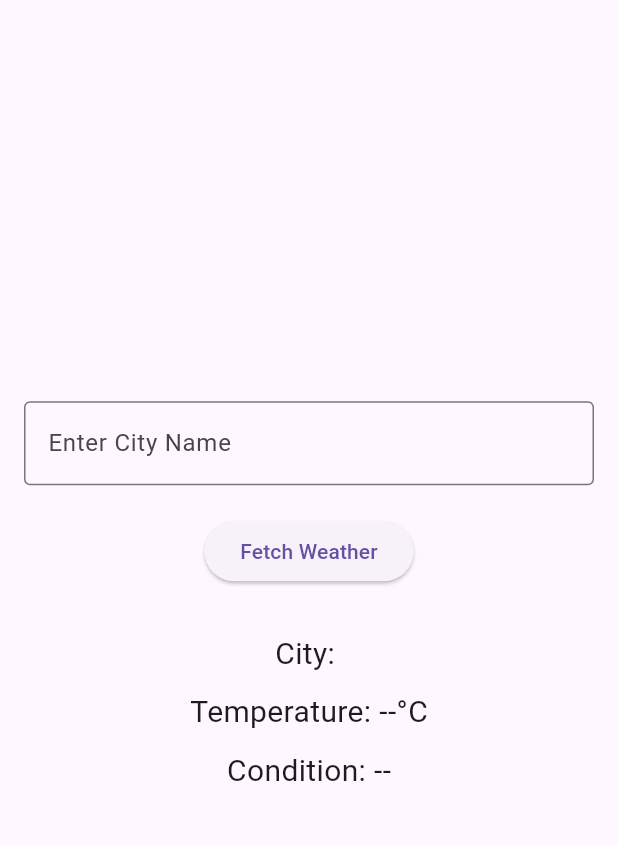
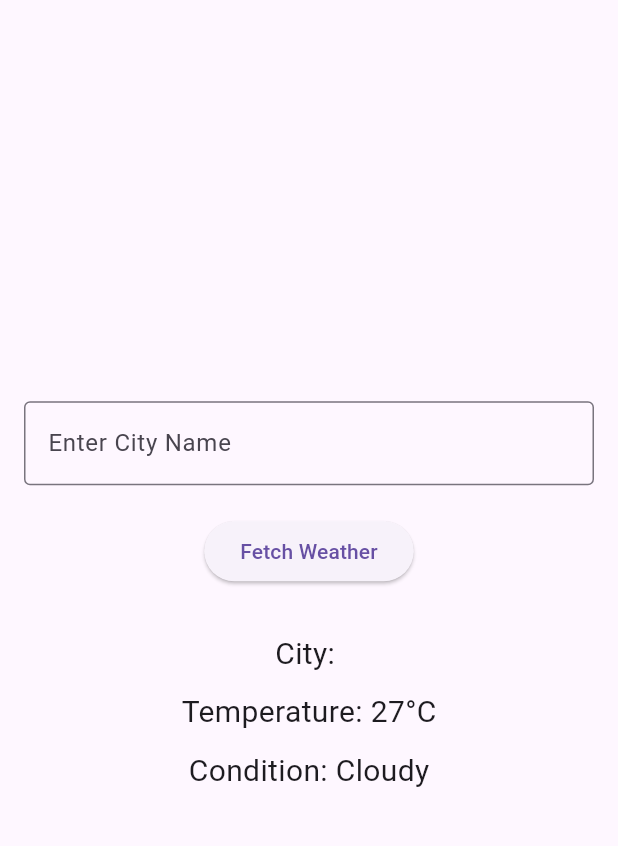
Before and after one commit to shellycodesalot1/weather_info_app, a Flutter app: the screen it shows after launch, after a tap on "Fetch Weather", on a phone screen of 412 x 824 dp, the part 63-909 px from its top. Run offline on Flutter 3.47's test engine with Material 3 defaults, Android fonts, the phone set to English and light mode, and no system bars.

```diff
--- a/lib/main.dart
+++ b/lib/main.dart
@@ -1,3 +1,4 @@
+import 'dart:math'; // For random number generation
 import 'package:flutter/material.dart';
 
 void main() {
@@ -29,6 +30,21 @@ class _WeatherHomeScreenState extends State<WeatherHomeScreen> {
   String _temperature = "--";
   String _condition = "--";
 
+  // Function to simulate fetching weather data
+  void _fetchWeatherData() {
+    setState(() {
+      _cityName = _cityController.text;
+      _temperature = (Random().nextInt(16) + 15).toString(); // Random temperature between 15 and 30
+      _condition = _getRandomCondition(); // Get random weather condition
+    });
+  }
+
+  // Helper function to randomly select a weather condition
+  String _getRandomCondition() {
+    List<String> conditions = ['Sunny', 'Cloudy', 'Rainy'];
+    return conditions[Random().nextInt(conditions.length)];
+  }
+
   @override
   Widget build(BuildContext context) {
     return Scaffold(
@@ -51,16 +67,11 @@ class _WeatherHomeScreenState extends State<WeatherHomeScreen> {
             SizedBox(height: 20),
             // Fetch Weather Button
             ElevatedButton(
-              onPressed: () {
-                setState(() {
-                  _cityName = _cityController.text;
-                });
-                // Here you can simulate or fetch weather data
-              },
+              onPressed: _fetchWeatherData, // Calls the function to simulate weather fetching
               child: Text('Fetch Weather'),
             ),
             SizedBox(height: 30),
-            // Placeholder for displaying weather data
+            // Display simulated weather data
             Text(
               'City: $_cityName',
               style: TextStyle(fontSize: 20),
```
